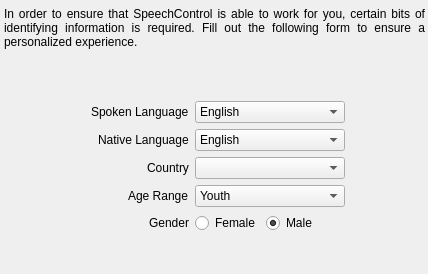
This is res/ui/quickstart-userinfo.ui in smartboyhw/speechcontrol as Qt 5 draws it before an edit. The edited form follows.
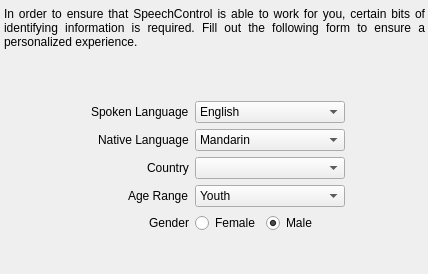
This is the edited form.

What changed in the file:
```diff
--- a/res/ui/quickstart-userinfo.ui
+++ b/res/ui/quickstart-userinfo.ui
@@ -110,6 +110,11 @@
         <property name="frame">
          <bool>true</bool>
         </property>
+        <item>
+         <property name="text">
+          <string>Mandarin</string>
+         </property>
+        </item>
         <item>
          <property name="text">
           <string>English</string>
```
Left out of the diff: 65 changed lines with no effect on the pictures.
